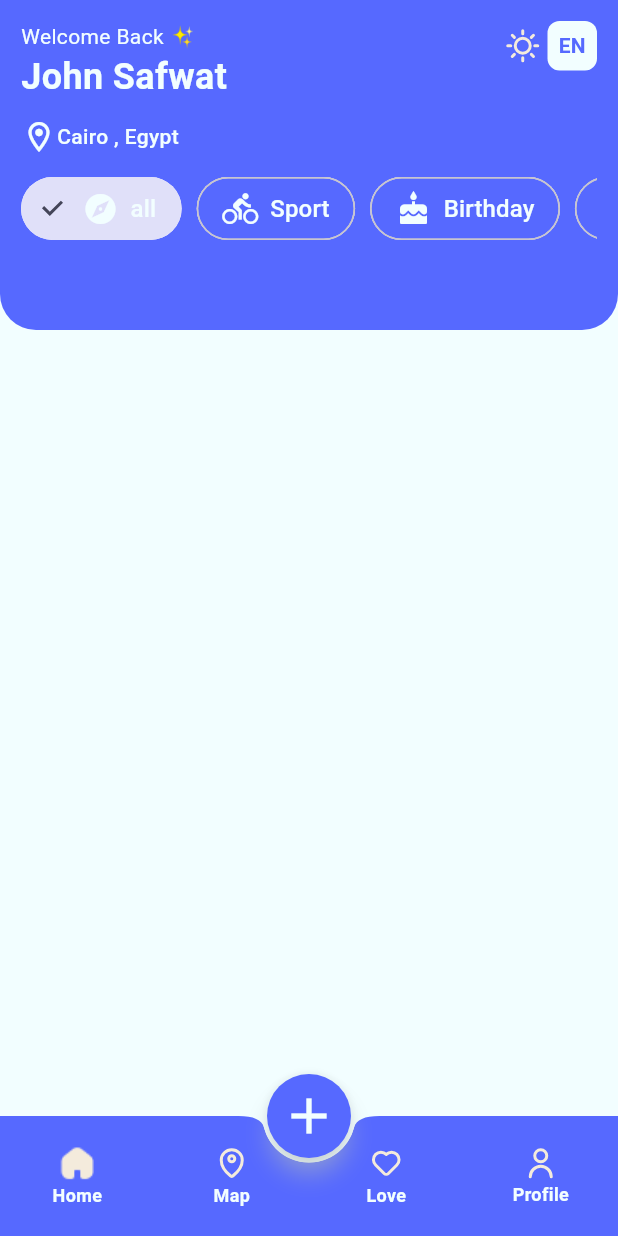
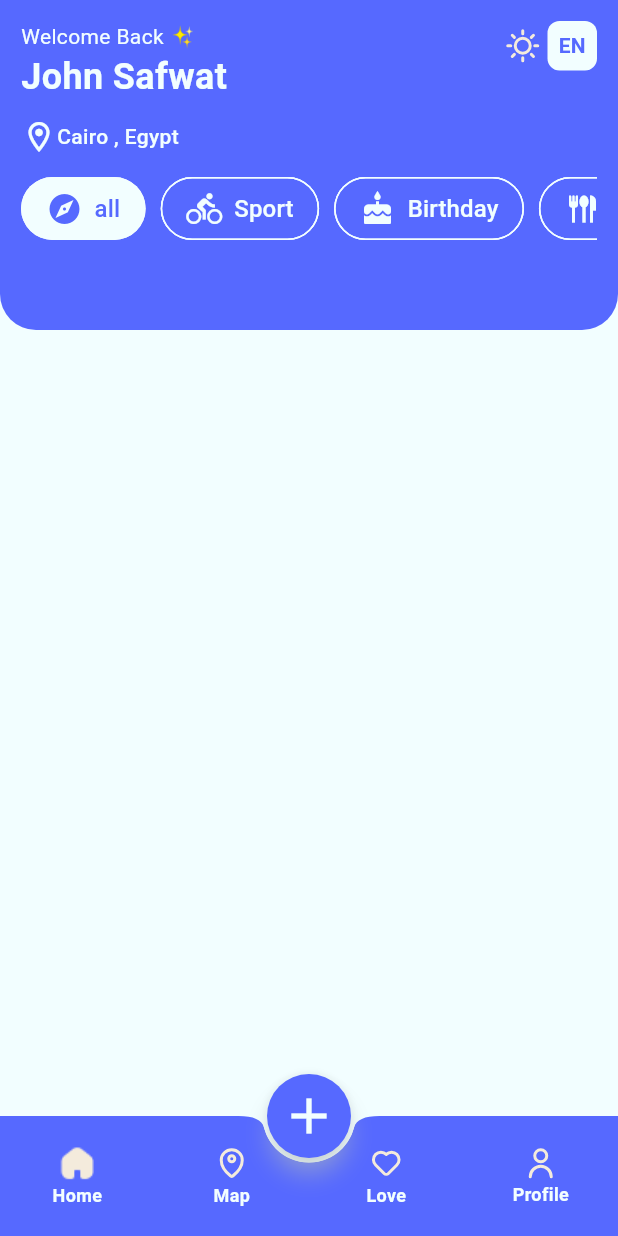
Before and after one commit to drasayed/evently, a Flutter app: the screen it shows after launch, on a phone screen of 412 x 824 dp. Run offline on Flutter 3.47's test engine with Material 3 defaults, Android fonts, the phone set to English and light mode, and no system bars; our stand-ins replace flutter_svg, vector_graphics.

Commit message:
header 2

```diff
--- a/lib/screens/home/home_tab/home_header.dart
+++ b/lib/screens/home/home_tab/home_header.dart
@@ -130,11 +130,11 @@ class _FilterViewState extends State<FilterView> {
           label: Row(
             spacing: 8,
             children: [
-              Icon(currentCat.catIcon, color: AppColors.lightBGColor),
+              Icon(currentCat.catIcon, color:isSelected?Theme.of(context).focusColor:AppColors.lightBGColor),
               Text(
                 currentCat.catName,
                 style: TextStyle(
-                  color: AppColors.lightBGColor,
+                  color: isSelected?Theme.of(context).focusColor:AppColors.lightBGColor,
                   fontSize: 16,
                   fontWeight: FontWeight.w500,
                 ),
@@ -142,15 +142,22 @@ class _FilterViewState extends State<FilterView> {
             ],
           ),
           selected: isSelected,
+          side: BorderSide(
+            color: isSelected
+                ? Colors.transparent
+                : Theme.of(context).shadowColor,
+          ),
+          selectedColor: Theme.of(context).shadowColor,
           backgroundColor: Theme.of(
             context,
           ).bottomNavigationBarTheme.backgroundColor,
           shape: RoundedRectangleBorder(
             borderRadius: BorderRadiusGeometry.circular(46),
           ),
+          showCheckmark: false,
           onSelected: (value) {
             setState(() {
-              selectedId=index;
+              selectedId = index;
             });
           },
         );
```
